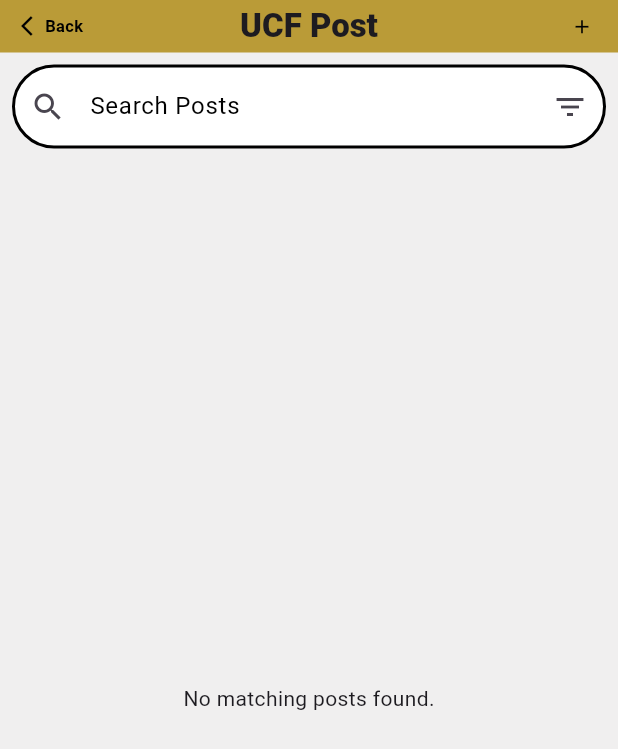
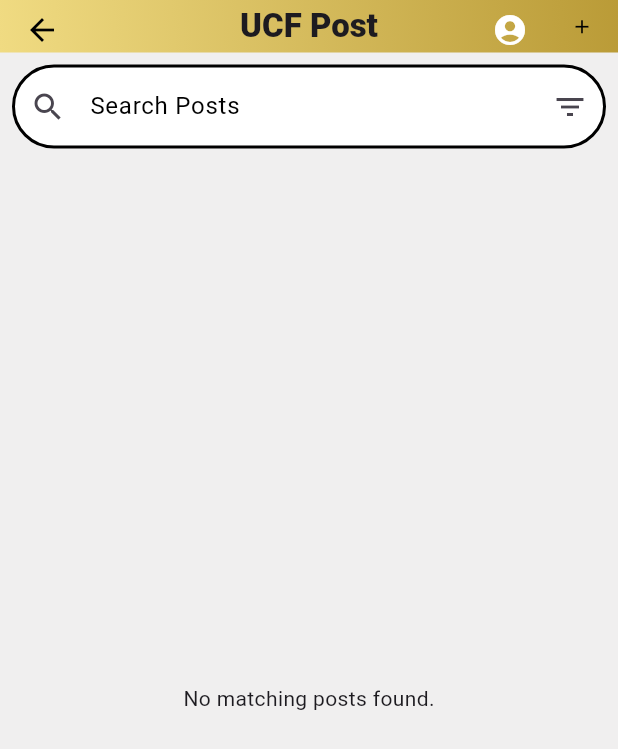
Before and after one commit to ChwaseH55/SD27, a Flutter app: the ForumpostScreen screen opened by its route, on a phone screen of 412 x 824 dp. Shown: the top 749 px of the screen. Run offline on Flutter 3.47's test engine with Material 3 defaults, Android fonts, the light colour scheme and no system bars; our stand-ins replace bubble, carousel_slider, dio, file_picker, firebase_core, firebase_database and 11 more; missing offline and left inert: http_status; accounts and stored records are empty; network calls fail; key blocks and very long unbroken strings in the code were emptied for the run.

Commit message:
small changes

```diff
--- a/mobile/lib/screens/listofpostsinforum_screen.dart
+++ b/mobile/lib/screens/listofpostsinforum_screen.dart
@@ -52,33 +52,29 @@
       appBar: PreferredSize(
         preferredSize: const Size.fromHeight(35.0),
         child: AppBar(
-            leading: GestureDetector(
-              onTap: () {
-                Navigator.pop(context);
+          title: const Text(
+            'UCF Post',
+            style:  TextStyle(fontWeight: FontWeight.w900),
+          ),
+          centerTitle: true,
+          backgroundColor: Colors.transparent,
+          elevation: 0,
+          leading: BackButton(
+            color: Colors.black,
+            onPressed: () {
+              Navigator.of(context).pop(true);
             },
-              child: const Row(
-                mainAxisSize: MainAxisSize.min, // Ensures minimal spacing
-                children: [
-                  SizedBox(width: 14),
-                  Icon(Icons.arrow_back_ios,
-                      color: Colors.black, size: 16), // Reduce size if needed
-
-                  Text(
-                    'Back',
-                    style: TextStyle(
-                      color: Colors.black,
-                      fontSize: 11,
-                      fontWeight: FontWeight.bold,
           ),
+          actions: <Widget>[
+            IconButton(
+              icon: const Icon(
+                Icons.account_circle_rounded,
+                color: Colors.white,
               ),
-                ],
+              onPressed: () {
+                Navigator.pushNamed(context, '/pro');
+              },
             ),
-            ),
-            title: const Text('UCF Post',
-                style: TextStyle(fontWeight: FontWeight.w900)),
-            centerTitle: true,
-            backgroundColor: const Color.fromRGBO(186, 155, 55, 1),
-            actions: [
             IconButton(
               style: ButtonStyle(
                 foregroundColor: WidgetStateProperty.all<Color>(Colors.black),
@@ -105,7 +101,20 @@
               ),
             ),
           ],
-          )),
+          flexibleSpace: Container(
+            decoration: const BoxDecoration(
+              gradient: LinearGradient(
+                colors: [
+                  Color.fromRGBO(186, 155, 55, 1),
+                  Color.fromARGB(255, 240, 219, 130),
+                ],
+                begin: Alignment.topRight,
+                end: Alignment.bottomLeft,
+              ),
+            ),
+          ),
+        ),
+      ),
       body: Column(
         children: [
           Row(
@@ -288,8 +297,6 @@
     bool noPic = user.profilepicture == null;
 
     log('$noPic');
-
-
 
     return TweenAnimationBuilder<Offset>(
       duration: const Duration(milliseconds: 500),
```
Also changed, not shown: mobile/lib/main.dart (+0 -10 lines). Lines whose indentation alone changed are shown as unchanged.
